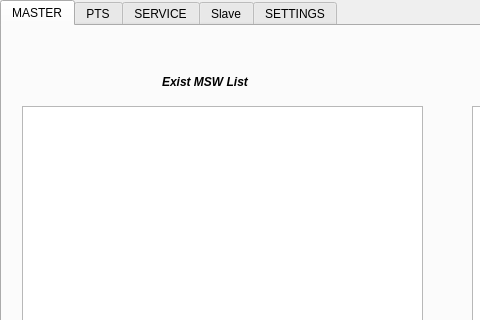
Liyezhong/DEPLOYMENT, file installmainwindow.ui: the form before one commit; both pictures show x 0 to 480 and y 0 to 320 of the 1024 by 768 pixel window.
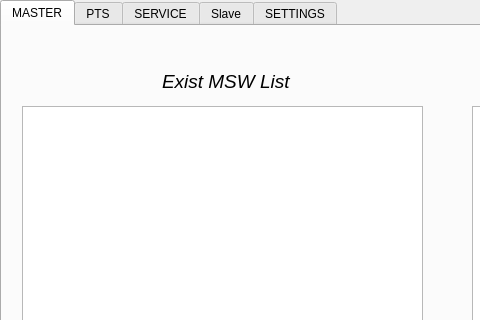
The form after the commit.

Patch:
```diff
--- a/installmainwindow.ui
+++ b/installmainwindow.ui
@@ -59,9 +59,11 @@
       </property>
       <property name="font">
        <font>
-        <weight>75</weight>
+        <family>Ubuntu</family>
+        <pointsize>14</pointsize>
+        <weight>50</weight>
         <italic>true</italic>
-        <bold>true</bold>
+        <bold>false</bold>
        </font>
       </property>
       <property name="text">
```
